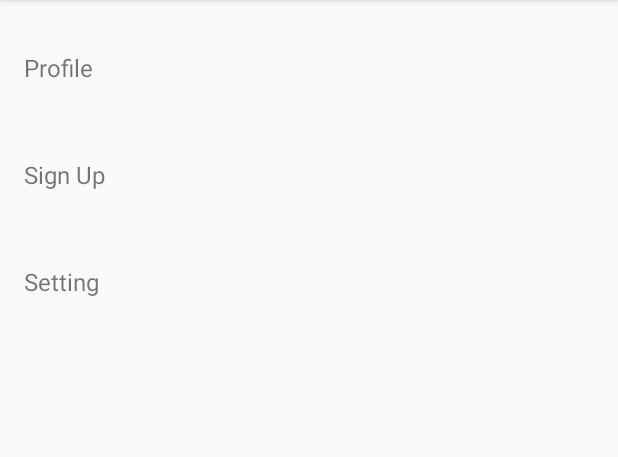
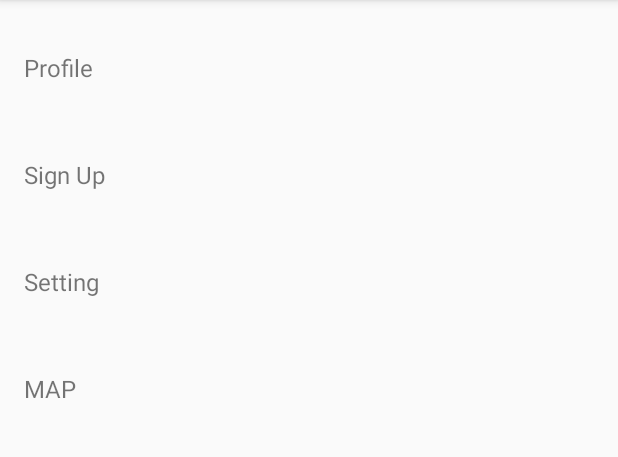
Before and after one commit to MSDCapstoneProject/JobBridge, an Android app: the fragment AboutFragment shown on its own in the app's theme, on a phone screen of 412 x 824 dp, the part 84-541 px from its top. Run offline under Robolectric (Android 15) with nearby library versions, the phone set to English and light mode, and no system bars.

```diff
--- a/app/src/main/AndroidManifest.xml
+++ b/app/src/main/AndroidManifest.xml
@@ -28,6 +28,7 @@
             android:name="com.google.android.geo.API_KEY"
             android:value="AIzaSyABWe_ihVpkE_dbe0QlB7S7GQ6SS8Vf1DQ" />
         <activity android:name=".fcm.FcmActivity"></activity>
+        <activity android:name=".map.LocationFragment"></activity>
         <!-- [START firebase_service] -->
         <service android:name=".fcm.MyFirebaseMessagingService">
             <intent-filter>
--- a/app/src/main/res/layout/about_fragment.xml
+++ b/app/src/main/res/layout/about_fragment.xml
@@ -67,6 +67,22 @@
                     android:layout_width="fill_parent"
                     android:layout_height="1.0dip" />
 
+                <TextView
+                    android:id="@+id/map"
+                    android:textSize="16sp"
+                    android:gravity="center_vertical"
+                    android:layout_width="fill_parent"
+                    android:layout_height="50dp"
+                    android:paddingLeft="16dp"
+                    android:paddingRight="16dp"
+                    android:layout_marginTop="20dp"
+                    android:drawablePadding="10dp"
+                    android:text="MAP" />
+
+                <View
+                    android:layout_width="fill_parent"
+                    android:layout_height="1.0dip" />
+
             </LinearLayout>
         </ScrollView>
 
--- /dev/null
+++ b/app/src/main/res/layout/activity_map.xml
@@ -0,0 +1,6 @@
+<?xml version="1.0" encoding="utf-8"?>
+<LinearLayout xmlns:android="http://schemas.android.com/apk/res/android"
+    android:orientation="vertical" android:layout_width="match_parent"
+    android:layout_height="match_parent">
+
+</LinearLayout>
```
Also changed, not shown: app/src/main/java/com/capstone/jobapplication/jobbridge/fragments/AboutFragment.java (+6 -7 lines), app/src/main/java/com/capstone/jobapplication/jobbridge/map/LocationFragment.java (added, +22 -0 lines).
